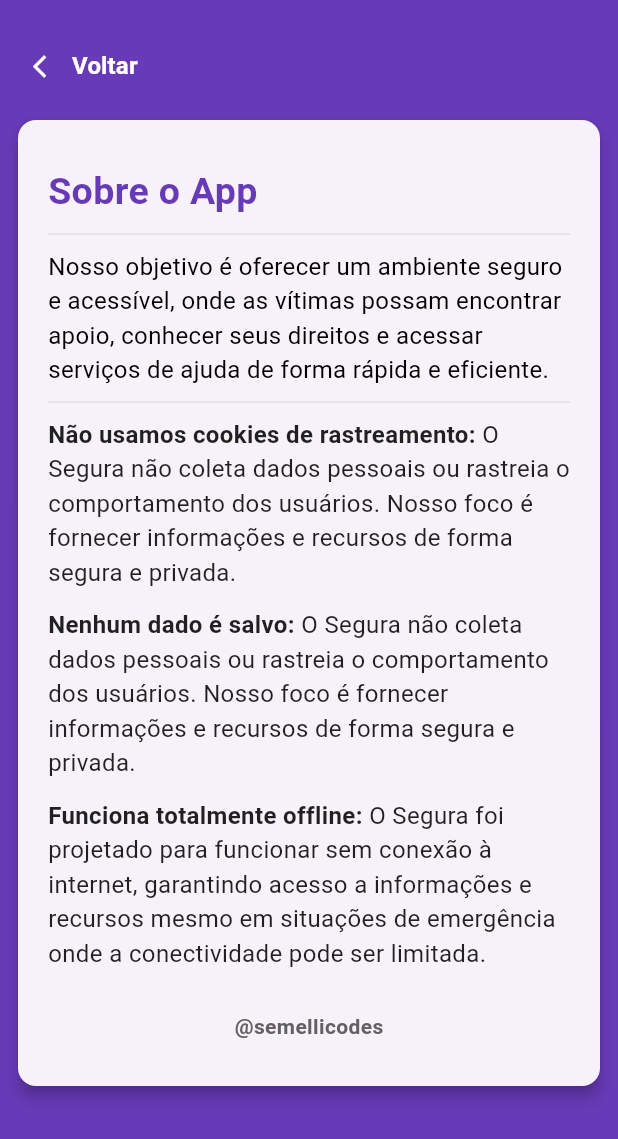
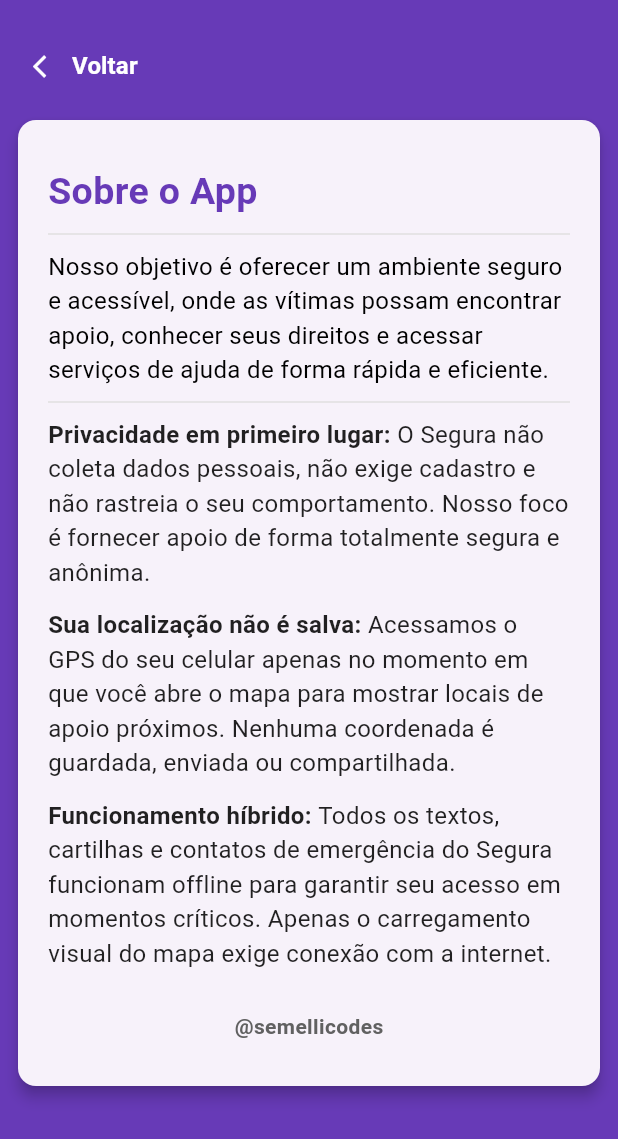
Before and after one commit to semellicodes/segura-app-flutter, a Flutter app: the SobreApp screen opened directly, on a phone screen of 412 x 824 dp. Shown: the top 1139 px of the screen. Run offline on Flutter 3.47's test engine with Material 3 defaults, Android fonts, the phone set to English and light mode, and no system bars; our stand-ins replace flutter_map, geolocator, latlong2.

```diff
--- a/lib/screens/sobre_screen.dart
+++ b/lib/screens/sobre_screen.dart
@@ -8,6 +8,7 @@ class SobreApp extends StatelessWidget {
   const SobreApp({super.key});
   Future<void> _abrirLink() async {
     final Uri url = Uri.parse('https://github.com/semellicodes');
+
     if (await canLaunchUrl(url)) {
       await launchUrl(url, mode: LaunchMode.externalApplication);
     }
--- a/lib/theme/app_data.dart
+++ b/lib/theme/app_data.dart
@@ -56,12 +56,12 @@ class AppData {
   };
 
   static const Map<String, String> sobreApp = {
-    "Não usamos cookies de rastreamento:":
-        "O Segura não coleta dados pessoais ou rastreia o comportamento dos usuários. Nosso foco é fornecer informações e recursos de forma segura e privada.",
-    "Nenhum dado é salvo:":
-        "O Segura não coleta dados pessoais ou rastreia o comportamento dos usuários. Nosso foco é fornecer informações e recursos de forma segura e privada.",
-    "Funciona totalmente offline:":
-        "O Segura foi projetado para funcionar sem conexão à internet, garantindo acesso a informações e recursos mesmo em situações de emergência onde a conectividade pode ser limitada.",
+    "Privacidade em primeiro lugar:":
+        "O Segura não coleta dados pessoais, não exige cadastro e não rastreia o seu comportamento. Nosso foco é fornecer apoio de forma totalmente segura e anônima.",
+    "Sua localização não é salva:":
+        "Acessamos o GPS do seu celular apenas no momento em que você abre o mapa para mostrar locais de apoio próximos. Nenhuma coordenada é guardada, enviada ou compartilhada.",
+    "Funcionamento híbrido:":
+        "Todos os textos, cartilhas e contatos de emergência do Segura funcionam offline para garantir seu acesso em momentos críticos. Apenas o carregamento visual do mapa exige conexão com a internet.",
   };
 
   static const Map<String, String> sinaisAlerta = {
--- a/lib/widgets/item_sobre.dart
+++ b/lib/widgets/item_sobre.dart
@@ -20,6 +20,7 @@ class ItemSobreapp extends StatelessWidget {
           children: [
             TextSpan(
               text: '$titulo ',
+
               style: const TextStyle(fontWeight: FontWeight.bold),
             ),
 
```
